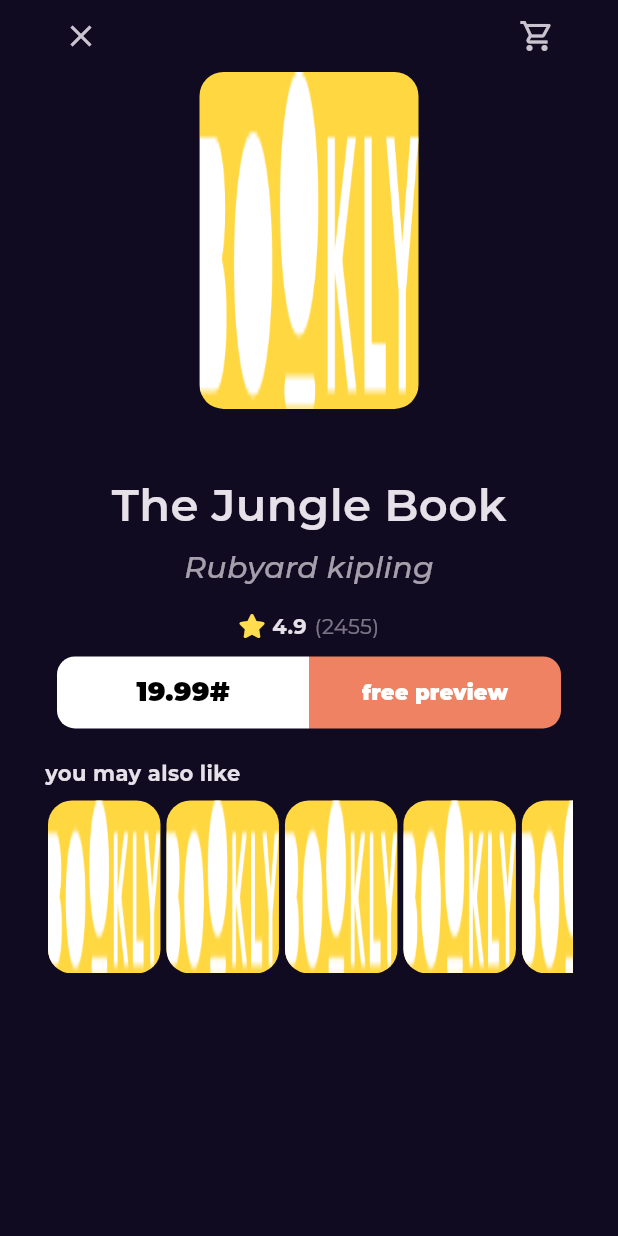
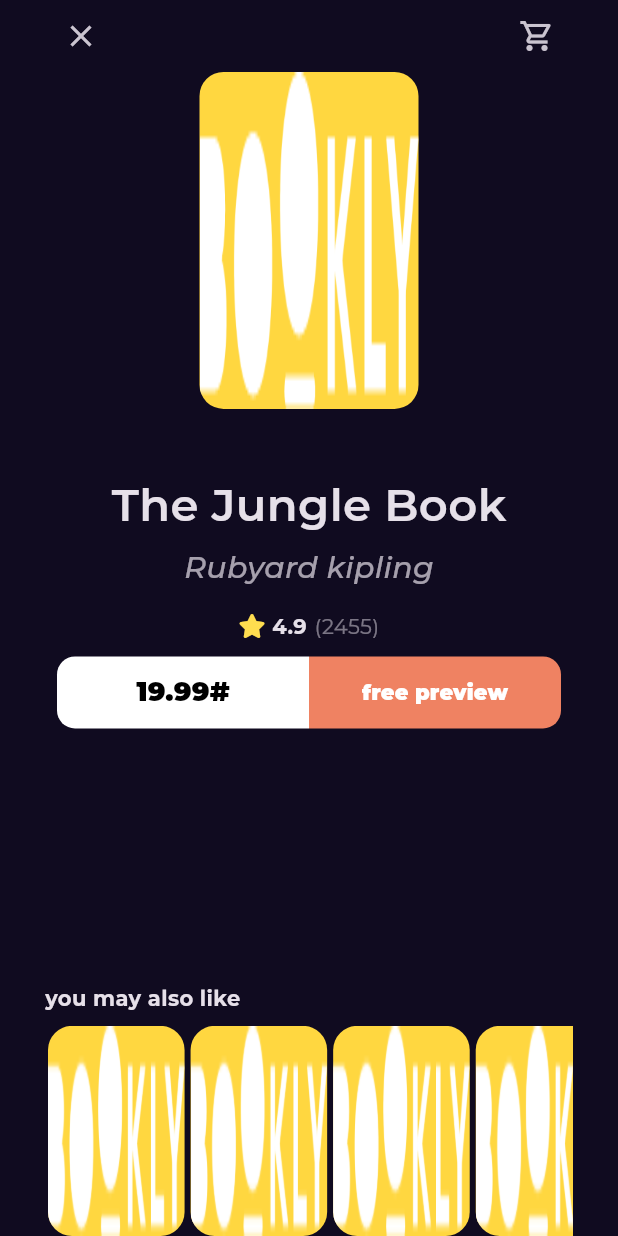
Before and after one commit to Mohamedgamaal16/BooklyApp, a Flutter app: the BookDetailesView screen opened by its route, on a phone screen of 412 x 824 dp. Run offline on Flutter 3.47's test engine with Material 3 defaults, Android fonts, the phone set to English and light mode, and no system bars; our stand-ins replace font_awesome_flutter, go_router, google_fonts.

Commit message:
add custom scroll view

```diff
--- a/lib/features/home_page/presention/views/widgets/book_detailes_view_body.dart
+++ b/lib/features/home_page/presention/views/widgets/book_detailes_view_body.dart
@@ -12,8 +12,11 @@ class BookDetailesViewBody extends StatelessWidget {
   @override
   Widget build(BuildContext context) {
     var width = MediaQuery.of(context).size.width;
-
-    return Padding(
+    return CustomScrollView(
+      slivers: [
+        SliverFillRemaining(
+          hasScrollBody: false,
+          child: Padding(
             padding: const EdgeInsets.symmetric(horizontal: 30.0),
             child: Column(
               children: [
@@ -37,7 +40,8 @@ class BookDetailesViewBody extends StatelessWidget {
                     child: Text(
                       'Rubyard kipling',
                       style: Styles.textStyle20.copyWith(
-                    fontStyle: FontStyle.italic, fontWeight: FontWeight.w500),
+                          fontStyle: FontStyle.italic,
+                          fontWeight: FontWeight.w500),
                     )),
                 const SizedBox(
                   height: 14,
@@ -49,18 +53,27 @@ class BookDetailesViewBody extends StatelessWidget {
                   height: 10,
                 ),
                 const BooksActionsButton(),
-          const SizedBox(
-            height: 20,
+                const Expanded(
+                  child: SizedBox(
+                    height: 30,
+                  ),
                 ),
                 Align(
                     alignment: Alignment.centerLeft,
                     child: Text(
                       'you may also like',
-                style: Styles.textStyle14.copyWith(fontWeight: FontWeight.w700),
+                      style: Styles.textStyle14
+                          .copyWith(fontWeight: FontWeight.w700),
                     )),
-       const SizedBox(height: 8,), const BooksDetailesListView(),
+                const SizedBox(
+                  height: 8,
+                ),
+                const BooksDetailesListView(),
               ],
             ),
+          ),
+        )
+      ],
     );
   }
 }
--- a/lib/features/home_page/presention/views/widgets/books_detailes_list_view.dart
+++ b/lib/features/home_page/presention/views/widgets/books_detailes_list_view.dart
@@ -7,7 +7,7 @@ class BooksDetailesListView extends StatelessWidget {
   @override
   Widget build(BuildContext context) {
     return SizedBox(
-      height: MediaQuery.of(context).size.height * .14,
+      height: MediaQuery.of(context).size.height * .17,
       child: ListView.builder(
           scrollDirection: Axis.horizontal,
           itemBuilder: (context, index) {
```
Lines whose indentation alone changed are shown as unchanged.
